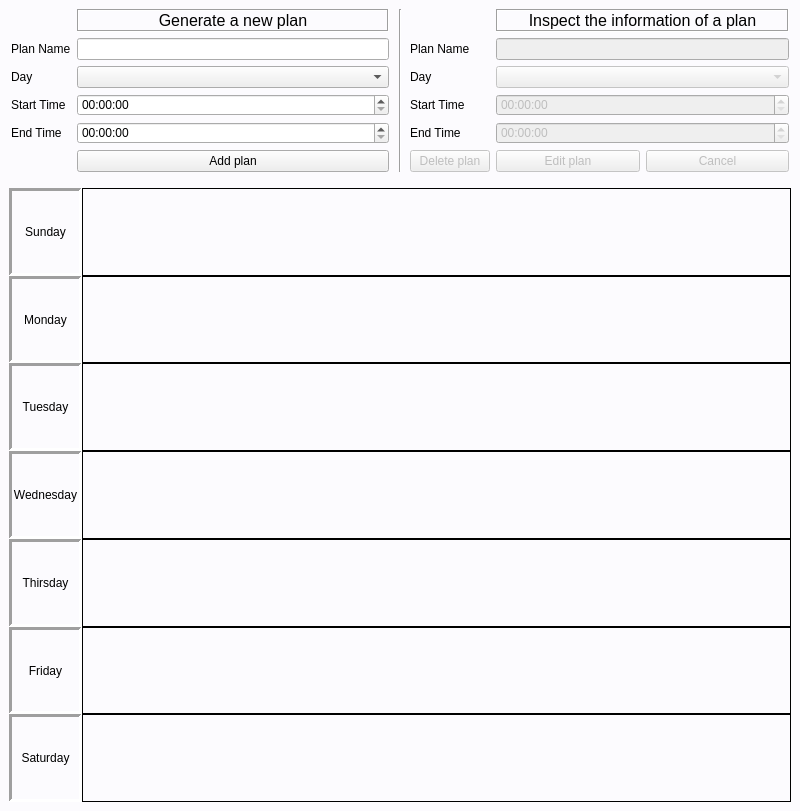
Before: the Qt Designer form mainwindow.ui in qwertyhoge/timetable_qt, drawn with Qt 5.
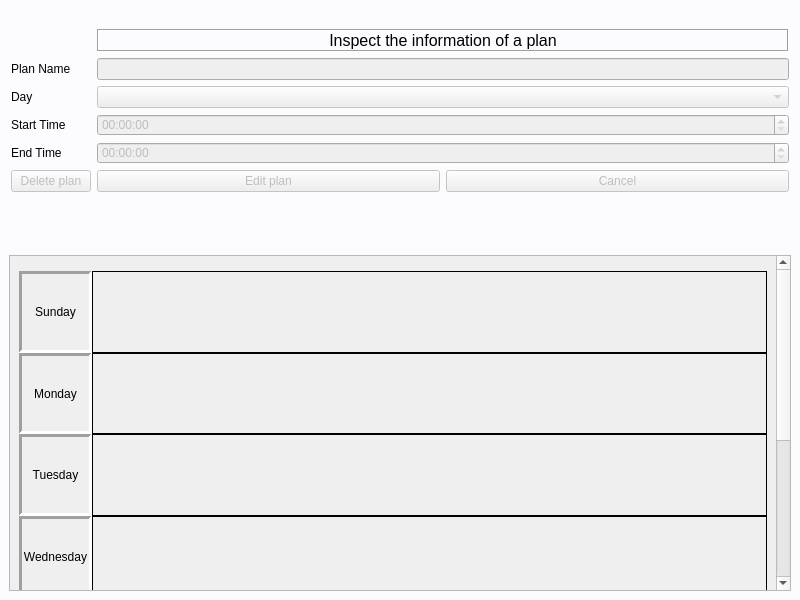
After: the same form once the commit is applied. Custom widgets are drawn as their Qt base class.

Commit message: made a first prototype of layout for character based interface

Diff of the .ui file:
```diff
--- a/mainwindow.ui
+++ b/mainwindow.ui
@@ -7,7 +7,7 @@
     <x>0</x>
     <y>0</y>
     <width>800</width>
-    <height>811</height>
+    <height>600</height>
    </rect>
   </property>
   <property name="windowTitle">
@@ -19,149 +19,20 @@
 }</string>
   </property>
   <widget class="QWidget" name="apparea">
-   <layout class="QVBoxLayout" name="verticalLayout" stretch="0,1">
+   <layout class="QVBoxLayout" name="verticalLayout_3">
     <item>
-     <layout class="QHBoxLayout" name="horizontalLayout">
-      <item>
-       <layout class="QFormLayout" name="addForm">
-        <property name="leftMargin">
-         <number>2</number>
-        </property>
-        <property name="rightMargin">
-         <number>4</number>
-        </property>
-        <item row="1" column="0">
-         <widget class="QLabel" name="formNameLabel">
+     <widget class="TimeNotifier" name="timeNotifier">
+      <property name="sizePolicy">
+       <sizepolicy hsizetype="Preferred" vsizetype="Maximum">
+        <horstretch>0</horstretch>
+        <verstretch>0</verstretch>
+       </sizepolicy>
+      </property>
           <property name="text">
-           <string>Plan Name</string>
-          </property>
-         </widget>
-        </item>
-        <item row="1" column="1">
-         <widget class="QLineEdit" name="formNameLine"/>
-        </item>
-        <item row="2" column="0">
-         <widget class="QLabel" name="formDayLabel">
-          <property name="text">
-           <string>Day</string>
-          </property>
-         </widget>
-        </item>
-        <item row="2" column="1">
-         <widget class="QComboBox" name="formDayCombo">
-          <property name="enabled">
-           <bool>true</bool>
-          </property>
-          <property name="editable">
-           <bool>false</bool>
-          </property>
-          <property name="currentText">
            <string/>
           </property>
-          <property name="currentIndex">
-           <number>-1</number>
-          </property>
-          <item>
-           <property name="text">
-            <string>Sunday</string>
-           </property>
-          </item>
-          <item>
-           <property name="text">
-            <string>Monday</string>
-           </property>
-          </item>
-          <item>
-           <property name="text">
-            <string>Tuesday</string>
-           </property>
-          </item>
-          <item>
-           <property name="text">
-            <string>Wednesday</string>
-           </property>
-          </item>
-          <item>
-           <property name="text">
-            <string>Thirsday</string>
-           </property>
-          </item>
-          <item>
-           <property name="text">
-            <string>Friday</string>
-           </property>
-          </item>
-          <item>
-           <property name="text">
-            <string>Saturday</string>
-           </property>
-          </item>
-         </widget>
-        </item>
-        <item row="5" column="0">
-         <widget class="QLabel" name="formStartLabel">
-          <property name="text">
-           <string>Start Time</string>
-          </property>
-         </widget>
-        </item>
-        <item row="5" column="1">
-         <widget class="QTimeEdit" name="formStartTime"/>
-        </item>
-        <item row="8" column="1">
-         <widget class="QPushButton" name="addPlanButton">
-          <property name="text">
-           <string>Add plan</string>
-          </property>
-         </widget>
-        </item>
-        <item row="6" column="0">
-         <widget class="QLabel" name="formEndLabel">
-          <property name="text">
-           <string>End Time</string>
-          </property>
-         </widget>
-        </item>
-        <item row="6" column="1">
-         <widget class="QTimeEdit" name="formEndTime"/>
-        </item>
-        <item row="0" column="1">
-         <widget class="QLabel" name="generateFormLabel">
-          <property name="styleSheet">
-           <string notr="true">font-size: 16px;</string>
-          </property>
-          <property name="frameShape">
-           <enum>QFrame::Box</enum>
-          </property>
-          <property name="frameShadow">
-           <enum>QFrame::Sunken</enum>
-          </property>
-          <property name="text">
-           <string>Generate a new plan</string>
-          </property>
-          <property name="textFormat">
-           <enum>Qt::AutoText</enum>
-          </property>
-          <property name="scaledContents">
-           <bool>false</bool>
-          </property>
           <property name="alignment">
-           <set>Qt::AlignCenter</set>
-          </property>
-          <property name="margin">
-           <number>5</number>
-          </property>
-          <property name="indent">
-           <number>-1</number>
-          </property>
-         </widget>
-        </item>
-       </layout>
-      </item>
-      <item>
-       <widget class="Line" name="line">
-        <property name="orientation">
-         <enum>Qt::Vertical</enum>
+       <set>Qt::AlignRight|Qt::AlignTrailing|Qt::AlignVCenter</set>
         </property>
        </widget>
       </item>
@@ -173,6 +44,37 @@
         <property name="rightMargin">
          <number>2</number>
         </property>
+      <item row="1" column="1">
+       <widget class="QLabel" name="inspectFormLabel">
+        <property name="sizePolicy">
+         <sizepolicy hsizetype="Minimum" vsizetype="Maximum">
+          <horstretch>0</horstretch>
+          <verstretch>0</verstretch>
+         </sizepolicy>
+        </property>
+        <property name="styleSheet">
+         <string notr="true">font-size: 16px;</string>
+        </property>
+        <property name="frameShape">
+         <enum>QFrame::Box</enum>
+        </property>
+        <property name="frameShadow">
+         <enum>QFrame::Sunken</enum>
+        </property>
+        <property name="text">
+         <string>Inspect the information of a plan</string>
+        </property>
+        <property name="textFormat">
+         <enum>Qt::AutoText</enum>
+        </property>
+        <property name="alignment">
+         <set>Qt::AlignCenter</set>
+        </property>
+        <property name="margin">
+         <number>5</number>
+        </property>
+       </widget>
+      </item>
         <item row="2" column="0">
          <widget class="QLabel" name="inspectNameLabel">
           <property name="text">
@@ -276,55 +178,6 @@
           </property>
          </widget>
         </item>
-        <item row="7" column="1">
-         <layout class="QHBoxLayout" name="horizontalLayout_2">
-          <item>
-           <widget class="QPushButton" name="editButton">
-            <property name="enabled">
-             <bool>false</bool>
-            </property>
-            <property name="text">
-             <string>Edit plan</string>
-            </property>
-           </widget>
-          </item>
-          <item>
-           <widget class="QPushButton" name="editCancelButton">
-            <property name="enabled">
-             <bool>false</bool>
-            </property>
-            <property name="text">
-             <string>Cancel</string>
-            </property>
-           </widget>
-          </item>
-         </layout>
-        </item>
-        <item row="1" column="1">
-         <widget class="QLabel" name="inspectFormLabel">
-          <property name="styleSheet">
-           <string notr="true">font-size: 16px;</string>
-          </property>
-          <property name="frameShape">
-           <enum>QFrame::Box</enum>
-          </property>
-          <property name="frameShadow">
-           <enum>QFrame::Sunken</enum>
-          </property>
-          <property name="text">
-           <string>Inspect the information of a plan</string>
-          </property>
-          <property name="textFormat">
-           <enum>Qt::AutoText</enum>
-          </property>
-          <property name="alignment">
-           <set>Qt::AlignCenter</set>
-          </property>
-          <property name="margin">
-           <number>5</number>
-          </property>
-         </widget>
-        </item>
         <item row="7" column="0">
          <widget class="QPushButton" name="deleteButton">
           <property name="enabled">
@@ -341,27 +194,104 @@
           </property>
          </widget>
         </item>
+      <item row="7" column="1">
+       <layout class="QHBoxLayout" name="horizontalLayout_2">
+        <item>
+         <widget class="QPushButton" name="editButton">
+          <property name="enabled">
+           <bool>false</bool>
+          </property>
+          <property name="text">
+           <string>Edit plan</string>
+          </property>
+         </widget>
+        </item>
+        <item>
+         <widget class="QPushButton" name="editCancelButton">
+          <property name="enabled">
+           <bool>false</bool>
+          </property>
+          <property name="text">
+           <string>Cancel</string>
+          </property>
+         </widget>
+        </item>
        </layout>
       </item>
      </layout>
     </item>
     <item>
-     <layout class="QVBoxLayout" name="timetable">
+     <widget class="QScrollArea" name="scrollArea">
+      <property name="sizePolicy">
+       <sizepolicy hsizetype="Preferred" vsizetype="Preferred">
+        <horstretch>0</horstretch>
+        <verstretch>0</verstretch>
+       </sizepolicy>
+      </property>
+      <property name="widgetResizable">
+       <bool>true</bool>
+      </property>
+      <widget class="QWidget" name="scrollAreaWidgetContents">
+       <property name="geometry">
+        <rect>
+         <x>0</x>
+         <y>0</y>
+         <width>763</width>
+         <height>600</height>
+        </rect>
+       </property>
+       <property name="sizePolicy">
+        <sizepolicy hsizetype="Minimum" vsizetype="Minimum">
+         <horstretch>0</horstretch>
+         <verstretch>0</verstretch>
+        </sizepolicy>
+       </property>
+       <property name="minimumSize">
+        <size>
+         <width>0</width>
+         <height>600</height>
+        </size>
+       </property>
+       <layout class="QVBoxLayout" name="verticalLayout">
+        <item>
+         <widget class="QWidget" name="timetable" native="true">
+          <property name="sizePolicy">
+           <sizepolicy hsizetype="Minimum" vsizetype="Minimum">
+            <horstretch>0</horstretch>
+            <verstretch>0</verstretch>
+           </sizepolicy>
+          </property>
+          <property name="minimumSize">
+           <size>
+            <width>0</width>
+            <height>555</height>
+           </size>
+          </property>
+          <layout class="QVBoxLayout" name="verticalLayout_2">
       <property name="spacing">
        <number>0</number>
       </property>
-      <property name="sizeConstraint">
-       <enum>QLayout::SetMinimumSize</enum>
+           <property name="leftMargin">
+            <number>0</number>
       </property>
       <property name="topMargin">
-       <number>10</number>
+            <number>6</number>
+           </property>
+           <property name="rightMargin">
+            <number>0</number>
+           </property>
+           <property name="bottomMargin">
+            <number>5</number>
       </property>
       <item>
        <layout class="QHBoxLayout" name="sundayRow">
+             <property name="spacing">
+              <number>0</number>
+             </property>
         <item>
          <widget class="QLabel" name="sundayLabel">
           <property name="sizePolicy">
-           <sizepolicy hsizetype="Maximum" vsizetype="Preferred">
+                <sizepolicy hsizetype="Maximum" vsizetype="Minimum">
             <horstretch>0</horstretch>
             <verstretch>0</verstretch>
            </sizepolicy>
@@ -398,7 +328,7 @@
         <item>
          <widget class="QFrame" name="sundayFrame">
           <property name="sizePolicy">
-           <sizepolicy hsizetype="Preferred" vsizetype="Minimum">
+                <sizepolicy hsizetype="Preferred" vsizetype="Preferred">
             <horstretch>0</horstretch>
             <verstretch>0</verstretch>
            </sizepolicy>
@@ -427,10 +357,13 @@
       </item>
       <item>
        <layout class="QHBoxLayout" name="mondayRow">
+             <property name="spacing">
+              <number>0</number>
+             </property>
         <item>
          <widget class="QLabel" name="mondayLabel">
           <property name="sizePolicy">
-           <sizepolicy hsizetype="Maximum" vsizetype="Preferred">
+                <sizepolicy hsizetype="Maximum" vsizetype="Minimum">
             <horstretch>0</horstretch>
             <verstretch>0</verstretch>
            </sizepolicy>
@@ -464,7 +397,7 @@
         <item>
          <widget class="QFrame" name="mondayFrame">
           <property name="sizePolicy">
-           <sizepolicy hsizetype="Preferred" vsizetype="Minimum">
+                <sizepolicy hsizetype="Preferred" vsizetype="Preferred">
             <horstretch>0</horstretch>
             <verstretch>0</verstretch>
            </sizepolicy>
@@ -487,10 +420,13 @@
       </item>
       <item>
        <layout class="QHBoxLayout" name="tuesdayRow">
+             <property name="spacing">
+              <number>0</number>
+             </property>
         <item>
          <widget class="QLabel" name="tuesdayLabel">
           <property name="sizePolicy">
-           <sizepolicy hsizetype="Maximum" vsizetype="Preferred">
+                <sizepolicy hsizetype="Maximum" vsizetype="Minimum">
             <horstretch>0</horstretch>
             <verstretch>0</verstretch>
            </sizepolicy>
@@ -524,7 +460,7 @@
         <item>
          <widget class="QFrame" name="tuesdayFrame">
           <property name="sizePolicy">
-           <sizepolicy hsizetype="Preferred" vsizetype="Minimum">
+                <sizepolicy hsizetype="Preferred" vsizetype="Preferred">
             <horstretch>0</horstretch>
             <verstretch>0</verstretch>
            </sizepolicy>
@@ -550,10 +486,13 @@
       </item>
       <item>
        <layout class="QHBoxLayout" name="wednesdayRow">
+             <property name="spacing">
+              <number>0</number>
+             </property>
         <item>
          <widget class="QLabel" name="wednesdayLabel">
           <property name="sizePolicy">
-           <sizepolicy hsizetype="Maximum" vsizetype="Preferred">
+                <sizepolicy hsizetype="Maximum" vsizetype="Minimum">
             <horstretch>0</horstretch>
             <verstretch>0</verstretch>
            </sizepolicy>
@@ -587,7 +526,7 @@
         <item>
          <widget class="QFrame" name="wednesdayFrame">
           <property name="sizePolicy">
-           <sizepolicy hsizetype="Preferred" vsizetype="Minimum">
+                <sizepolicy hsizetype="Preferred" vsizetype="Preferred">
             <horstretch>0</horstretch>
             <verstretch>0</verstretch>
            </sizepolicy>
@@ -613,10 +552,13 @@
       </item>
       <item>
        <layout class="QHBoxLayout" name="thirsdayRow">
+             <property name="spacing">
+              <number>0</number>
+             </property>
         <item>
          <widget class="QLabel" name="thirsdayLabel">
           <property name="sizePolicy">
-           <sizepolicy hsizetype="Maximum" vsizetype="Preferred">
+                <sizepolicy hsizetype="Maximum" vsizetype="Minimum">
             <horstretch>0</horstretch>
             <verstretch>0</verstretch>
            </sizepolicy>
@@ -650,7 +592,7 @@
         <item>
          <widget class="QFrame" name="thirsdayFrame">
           <property name="sizePolicy">
-           <sizepolicy hsizetype="Preferred" vsizetype="Minimum">
+                <sizepolicy hsizetype="Preferred" vsizetype="Preferred">
             <horstretch>0</horstretch>
             <verstretch>0</verstretch>
            </sizepolicy>
@@ -676,10 +618,13 @@
       </item>
       <item>
        <layout class="QHBoxLayout" name="fridayRow">
+             <property name="spacing">
+              <number>0</number>
+             </property>
         <item>
          <widget class="QLabel" name="fridayLabel">
           <property name="sizePolicy">
-           <sizepolicy hsizetype="Maximum" vsizetype="Preferred">
+                <sizepolicy hsizetype="Maximum" vsizetype="Minimum">
             <horstretch>0</horstretch>
             <verstretch>0</verstretch>
            </sizepolicy>
@@ -713,7 +658,7 @@
         <item>
          <widget class="QFrame" name="fridayFrame">
           <property name="sizePolicy">
-           <sizepolicy hsizetype="Preferred" vsizetype="Minimum">
+                <sizepolicy hsizetype="Preferred" vsizetype="Preferred">
             <horstretch>0</horstretch>
             <verstretch>0</verstretch>
            </sizepolicy>
@@ -739,10 +684,13 @@
       </item>
       <item>
        <layout class="QHBoxLayout" name="saturdayRow">
+             <property name="spacing">
+              <number>0</number>
+             </property>
         <item>
          <widget class="QLabel" name="saturdayLabel">
           <property name="sizePolicy">
-           <sizepolicy hsizetype="Maximum" vsizetype="Preferred">
+                <sizepolicy hsizetype="Maximum" vsizetype="Minimum">
             <horstretch>0</horstretch>
             <verstretch>0</verstretch>
            </sizepolicy>
@@ -776,7 +724,7 @@
         <item>
          <widget class="QFrame" name="saturdayFrame">
           <property name="sizePolicy">
-           <sizepolicy hsizetype="Preferred" vsizetype="Minimum">
+                <sizepolicy hsizetype="Preferred" vsizetype="Preferred">
             <horstretch>0</horstretch>
             <verstretch>0</verstretch>
            </sizepolicy>
@@ -798,6 +746,11 @@
        </layout>
       </item>
      </layout>
+         </widget>
+        </item>
+       </layout>
+      </widget>
+     </widget>
     </item>
    </layout>
   </widget>
@@ -812,6 +765,23 @@
    </property>
   </widget>
  </widget>
+ <customwidgets>
+  <customwidget>
+   <class>TimeNotifier</class>
+   <extends>QLabel</extends>
+   <header>timenotifier.h</header>
+  </customwidget>
+ </customwidgets>
+ <tabstops>
+  <tabstop>inspectNameLine</tabstop>
+  <tabstop>inspectDayCombo</tabstop>
+  <tabstop>inspectStartTime</tabstop>
+  <tabstop>inspectEndTime</tabstop>
+  <tabstop>editButton</tabstop>
+  <tabstop>editCancelButton</tabstop>
+  <tabstop>deleteButton</tabstop>
+  <tabstop>scrollArea</tabstop>
+ </tabstops>
  <resources/>
  <connections/>
 </ui>
```
Lines whose indentation alone changed are shown as unchanged. The commit also changes 12 other files.
